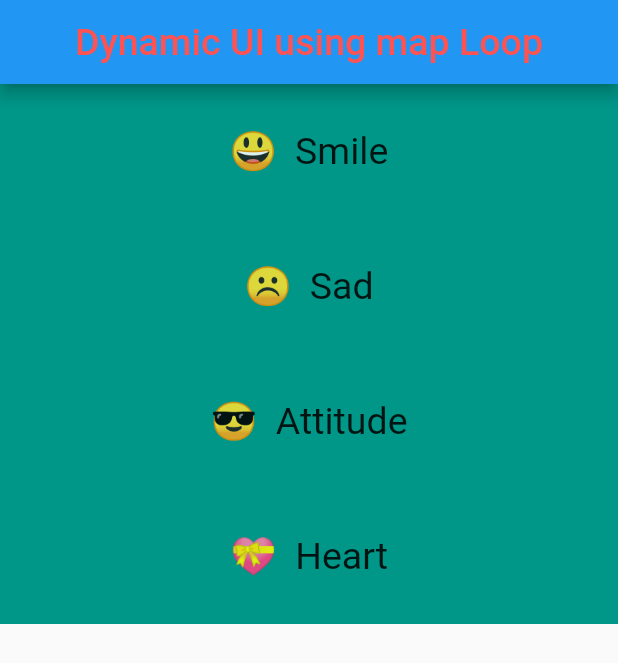
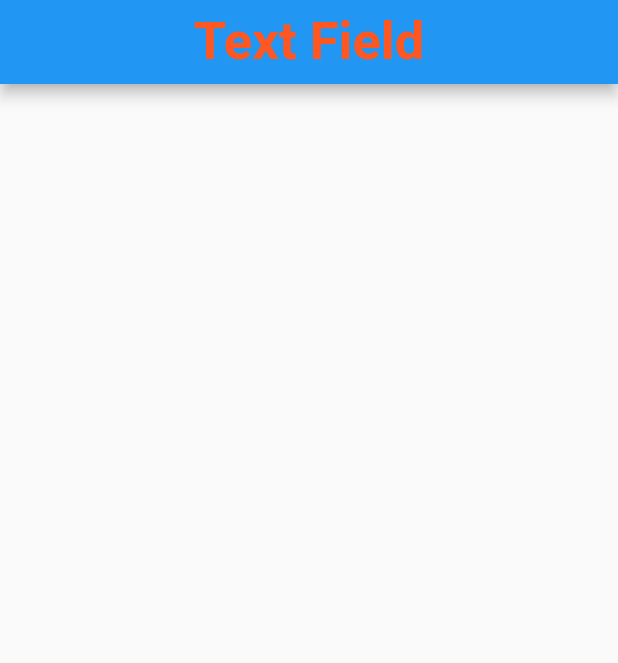
Before and after one commit to VivekTailor19/practice_flutter_topics, a Flutter app: the screen it shows after launch, on a phone screen of 412 x 824 dp. Shown: the top 663 px of the screen. Run offline on Flutter 3.47's test engine with Material 2 defaults, Android fonts, the light colour scheme and no system bars.

Commit message:
flutter practice

```diff
--- /dev/null
+++ b/lib/TextField/textfield01.dart
@@ -0,0 +1,26 @@
+import 'package:flutter/material.dart';
+
+class TextField01 extends StatefulWidget {
+  const TextField01({Key? key}) : super(key: key);
+
+  @override
+  State<TextField01> createState() => _TextField01State();
+}
+
+class _TextField01State extends State<TextField01> {
+  @override
+  Widget build(BuildContext context) {
+    return Scaffold(
+      appBar: AppBar(
+        title: Text(
+          "Text Field",
+          style: TextStyle(
+              fontWeight: FontWeight.bold,
+              color: Colors.deepOrange,
+              fontSize: 35),
+        ),
+        centerTitle: true,
+      ),
+    );
+  }
+}
--- a/lib/main.dart
+++ b/lib/main.dart
@@ -2,12 +2,16 @@ import 'package:flutter/material.dart';
 import 'package:practice_flutter_topics/ScrollBar%20&%20Sized%20Box/scrollbar_sizedbox.dart';
 import 'package:practice_flutter_topics/dynamicUI_map/dynamic_ui_map_loop.dart';
 
+import 'TextField/textfield01.dart';
+
 
 void main()
 {
-  runApp(MaterialApp(
+  runApp(
+      MaterialApp(
+
       debugShowCheckedModeBanner: false,
-      home: Dynamic_UI_using_map(),
+      home: TextField01(),
 
   )
   );
```
